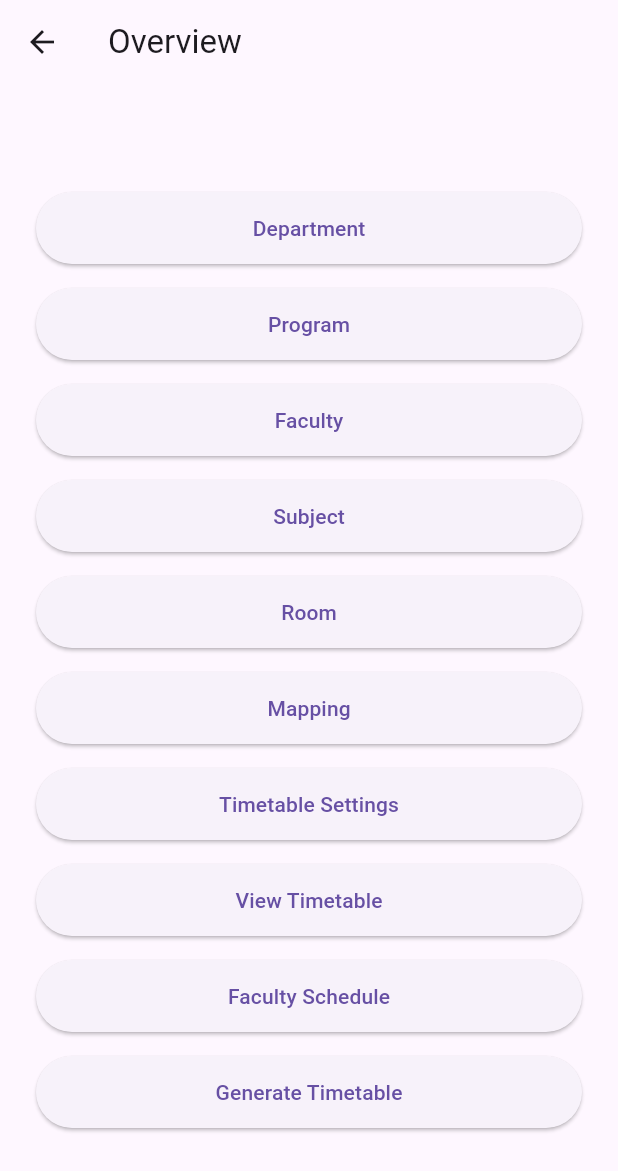
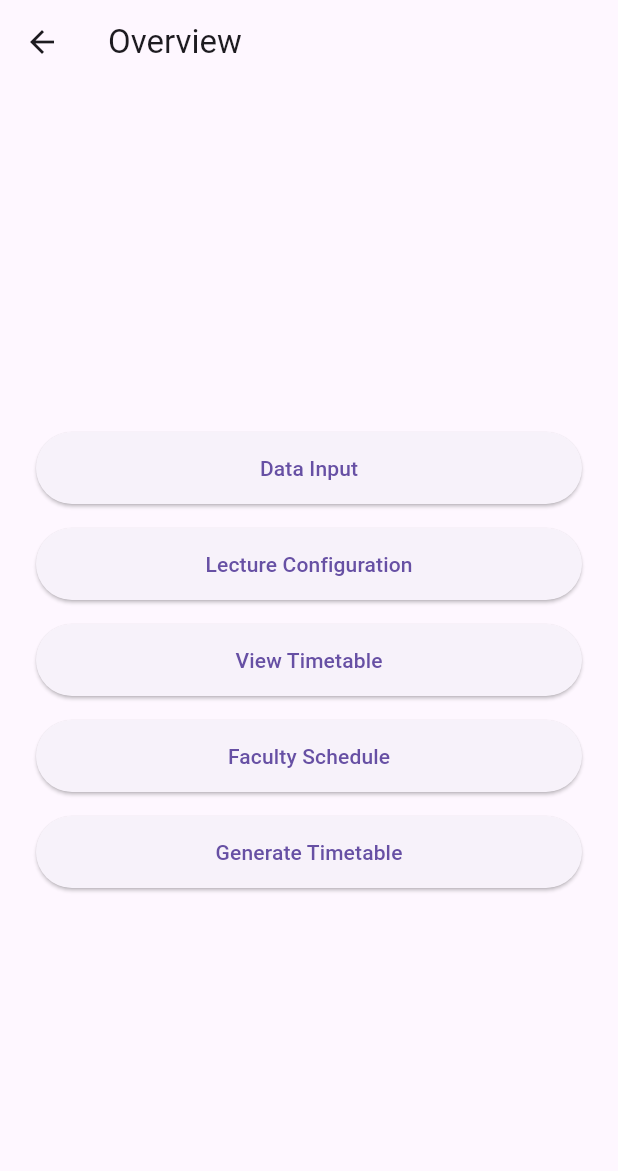
Before and after one commit to Shiven0204/Timetable_Scheduler, a Flutter app: the OverviewScreen screen opened by its route, on a phone screen of 412 x 824 dp. Shown: the top 1171 px of the screen. Run offline on Flutter 3.47's test engine with Material 3 defaults, Android fonts, the phone set to English and light mode, and no system bars; our stand-ins replace cloud_firestore, firebase_core; accounts and stored records are empty.

Commit message:
Refactor admin navigation and reorganize dashboard components.
This commit simplifies the `OverviewScreen` by grouping various administrative tasks into two new dedicated sub-screens: `InstituteDataScreen` and `LectureConfigurationScreen`. This structural change improves UI organization by categorizing data entry and scheduling configuration into logical sections.

Key changes include:
- **UI Components**:
    - Introduces `InstituteDataScreen` to centralize the management of base entities including Departments, Programs, Faculty, Subjects, and Rooms.
    - Introduces `LectureConfigurationScreen` to house mapping management and timetable settings.
- **Navigation and Routing**:
    - Added new route constants `instituteData` and `lectureConfiguration` to `AppRoutes`.
    - Refactored `OverviewScreen` to replace the flat list of individual management buttons with two primary entry points: "Data Input" and "Lecture Configuration."
    - Registered the new screens in the main application route map.

```diff
--- a/lib/main.dart
+++ b/lib/main.dart
@@ -9,6 +9,8 @@ import 'package:timetable_scheduler/screens/admin/add_program_screen.dart';
 import 'package:timetable_scheduler/screens/admin/add_room_screen.dart';
 import 'package:timetable_scheduler/screens/admin/add_subject_screen.dart';
 import 'package:timetable_scheduler/screens/admin/dashboard_screen.dart';
+import 'package:timetable_scheduler/screens/admin/institute_data_screen.dart';
+import 'package:timetable_scheduler/screens/admin/lecture_configuration_screen.dart';
 import 'package:timetable_scheduler/screens/admin/overview_screen.dart';
 import 'package:timetable_scheduler/screens/admin/timetable_config_screen.dart';
 import 'package:timetable_scheduler/screens/auth/login_screen.dart';
@@ -47,6 +49,9 @@ class MyApp extends StatelessWidget {
         AppRoutes.addMapping: (context) => const AddMappingScreen(),
         AppRoutes.viewTimetable: (context) => const ViewTimetableScreen(),
         AppRoutes.facultySchedule: (context) => const FacultyScheduleScreen(),
+        AppRoutes.instituteData: (context) => const InstituteDataScreen(),
+        AppRoutes.lectureConfiguration: (context) =>
+            const LectureConfigurationScreen(),
       },
     );
   }
--- a/lib/routes/app_routes.dart
+++ b/lib/routes/app_routes.dart
@@ -11,4 +11,6 @@ class AppRoutes {
   static const addMapping = '/add-mapping';
   static const viewTimetable = '/view-timetable';
   static const facultySchedule = '/faculty-schedule';
+  static const instituteData = '/institute-data';
+  static const lectureConfiguration = '/lecture-configuration';
 }
--- a/lib/screens/admin/overview_screen.dart
+++ b/lib/screens/admin/overview_screen.dart
@@ -55,9 +55,9 @@ class _OverviewScreenState extends State<OverviewScreen> {
                 height: 48,
                 child: ElevatedButton(
                   onPressed: () {
-                    Navigator.pushNamed(context, AppRoutes.addDepartment);
+                    Navigator.pushNamed(context, AppRoutes.instituteData);
                   },
-                  child: const Text('Department'),
+                  child: const Text('Data Input'),
                 ),
               ),
               const SizedBox(height: 16),
@@ -65,59 +65,12 @@ class _OverviewScreenState extends State<OverviewScreen> {
                 height: 48,
                 child: ElevatedButton(
                   onPressed: () {
-                    Navigator.pushNamed(context, AppRoutes.addProgram);
+                    Navigator.pushNamed(
+                      context,
+                      AppRoutes.lectureConfiguration,
+                    );
                   },
-                  child: const Text('Program'),
-                ),
-              ),
-              const SizedBox(height: 16),
-              SizedBox(
-                height: 48,
-                child: ElevatedButton(
-                  onPressed: () {
-                    Navigator.pushNamed(context, AppRoutes.addFaculty);
-                  },
-                  child: const Text('Faculty'),
-                ),
-              ),
-              const SizedBox(height: 16),
-              SizedBox(
-                height: 48,
-                child: ElevatedButton(
-                  onPressed: () {
-                    Navigator.pushNamed(context, AppRoutes.addSubject);
-                  },
-                  child: const Text('Subject'),
-                ),
-              ),
-              const SizedBox(height: 16),
-              SizedBox(
-                height: 48,
-                child: ElevatedButton(
-                  onPressed: () {
-                    Navigator.pushNamed(context, AppRoutes.addRoom);
-                  },
-                  child: const Text('Room'),
-                ),
-              ),
-              const SizedBox(height: 16),
-              SizedBox(
-                height: 48,
-                child: ElevatedButton(
-                  onPressed: () {
-                    Navigator.pushNamed(context, AppRoutes.addMapping);
-                  },
-                  child: const Text('Mapping'),
-                ),
-              ),
-              const SizedBox(height: 16),
-              SizedBox(
-                height: 48,
-                child: ElevatedButton(
-                  onPressed: () {
-                    Navigator.pushNamed(context, AppRoutes.timetableConfig);
-                  },
-                  child: const Text('Timetable Settings'),
+                  child: const Text('Lecture Configuration'),
                 ),
               ),
               const SizedBox(height: 16),
```
Also changed, not shown: lib/screens/admin/institute_data_screen.dart (added, +75 -0 lines), lib/screens/admin/lecture_configuration_screen.dart (added, +45 -0 lines).
